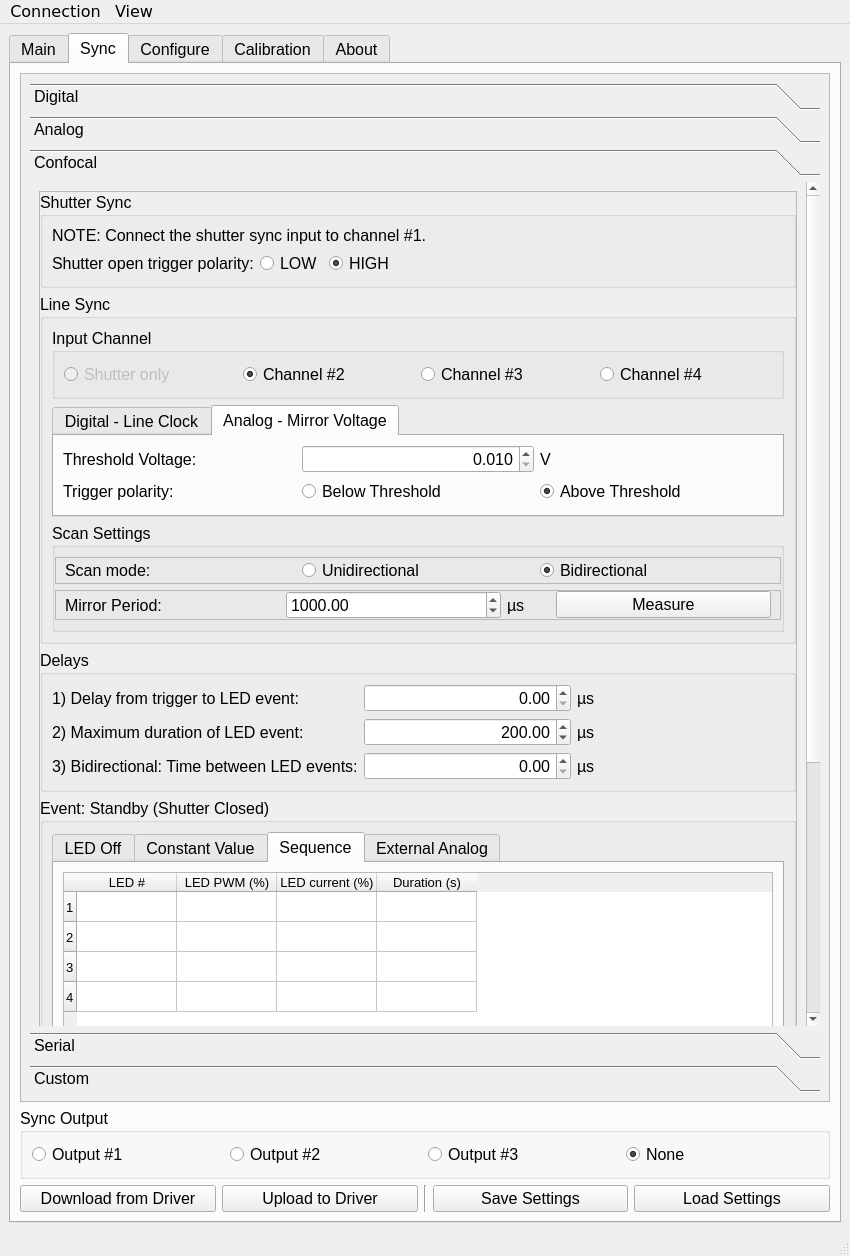
The window that Software/GUI_code/QtDesigner_GUI.ui (Llamero/Four_Channel_MHz_LED_Driver) describes before a commit, drawn with Qt 5.
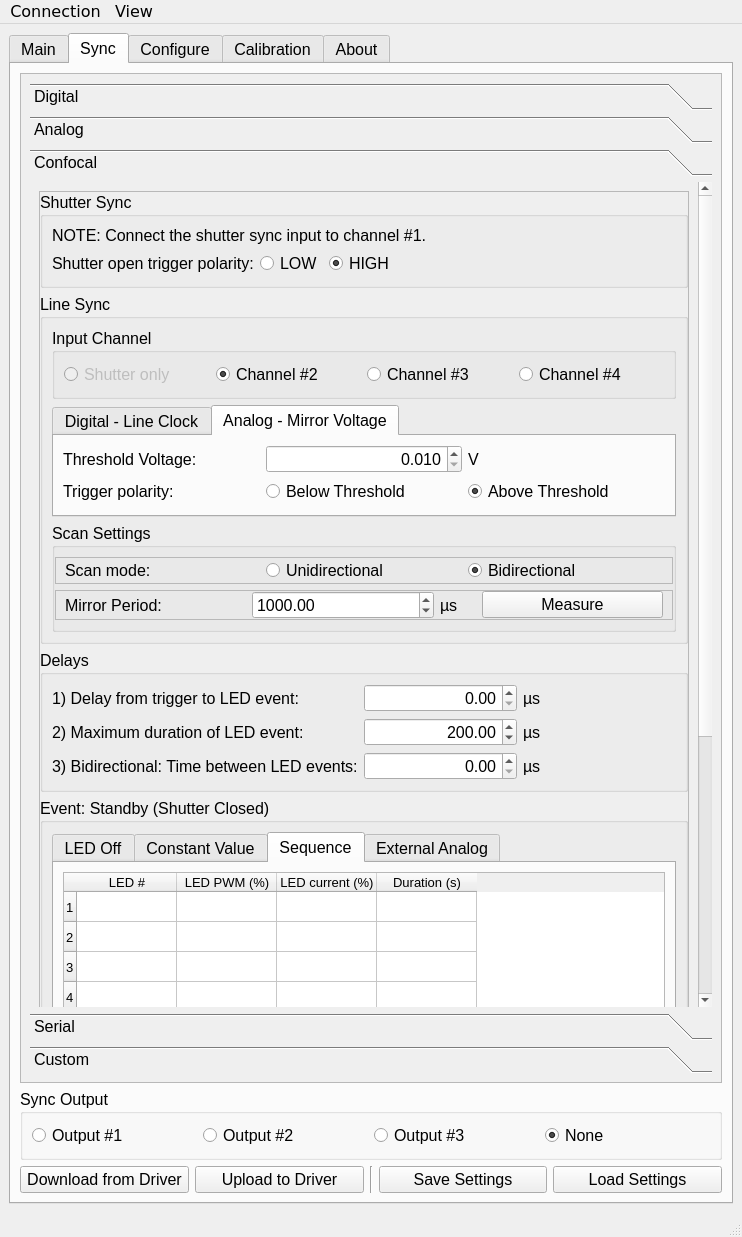
The same window after the commit. Custom widgets are drawn as their Qt base class.

What changed in the file:
```diff
--- a/Software/GUI_code/QtDesigner_GUI.ui
+++ b/Software/GUI_code/QtDesigner_GUI.ui
@@ -9,8 +9,8 @@
    <rect>
     <x>0</x>
     <y>0</y>
-    <width>850</width>
-    <height>1256</height>
+    <width>742</width>
+    <height>1237</height>
    </rect>
   </property>
   <property name="minimumSize">
@@ -439,8 +439,8 @@
             <rect>
              <x>0</x>
              <y>0</y>
-             <width>806</width>
-             <height>1041</height>
+             <width>698</width>
+             <height>1022</height>
             </rect>
            </property>
            <layout class="QGridLayout" name="gridLayout_23">
@@ -1740,7 +1740,7 @@
                 <rect>
                  <x>0</x>
                  <y>-246</y>
-                 <width>771</width>
+                 <width>663</width>
                  <height>1104</height>
                 </rect>
                </property>
@@ -4924,7 +4924,7 @@
     <rect>
      <x>0</x>
      <y>0</y>
-     <width>850</width>
+     <width>742</width>
      <height>24</height>
     </rect>
    </property>
```
Left out of the diff: 4 changed lines with no effect on the pictures.
